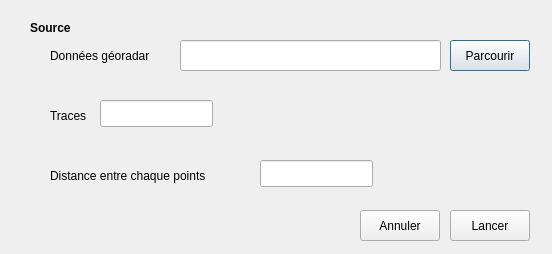
First picture: the form in UI_tellus_processing_dialog_base.ui, repository RonanTellus/TellusPlugin, before the edit.
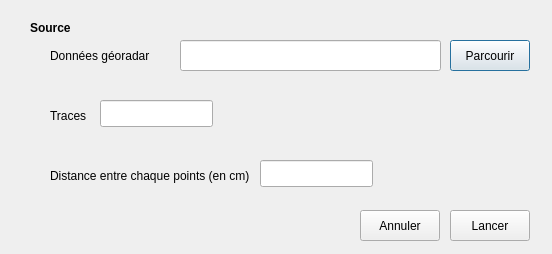
Second picture: the form after the edit.

Commit message: (en cm)

The edit to the form file:
```diff
--- a/UI_tellus_processing_dialog_base.ui
+++ b/UI_tellus_processing_dialog_base.ui
@@ -150,7 +150,7 @@
      </rect>
     </property>
     <property name="text">
-     <string>Distance entre chaque points</string>
+     <string>Distance entre chaque points (en cm)</string>
     </property>
    </widget>
    <widget class="QLineEdit" name="sbParamDistance">
```
The commit also changes 2 other files.
